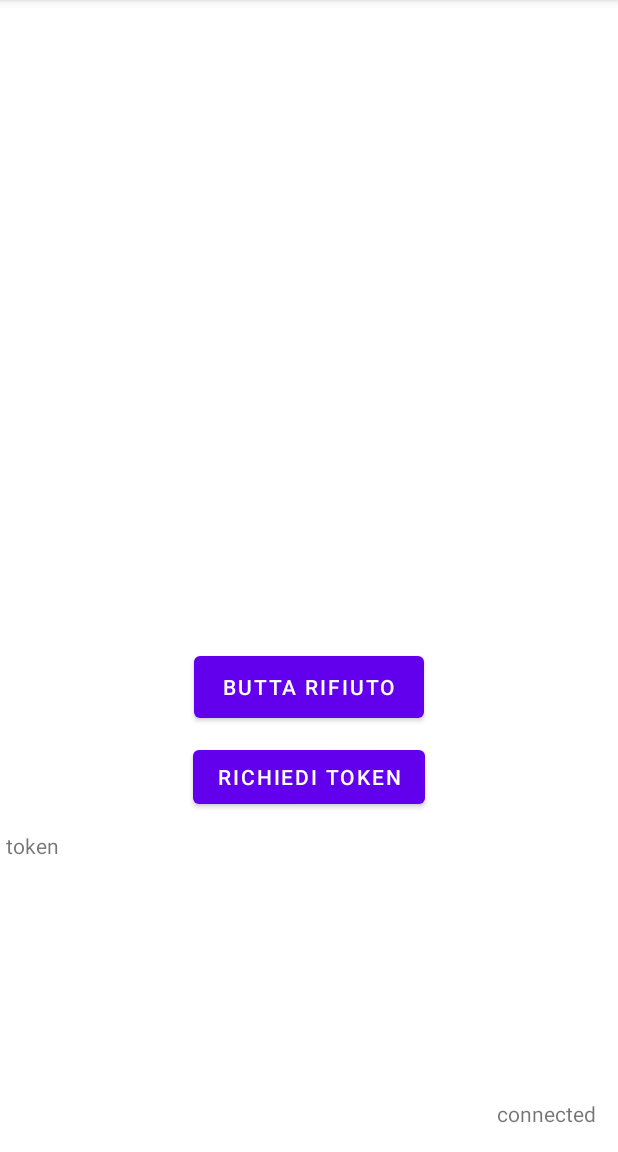
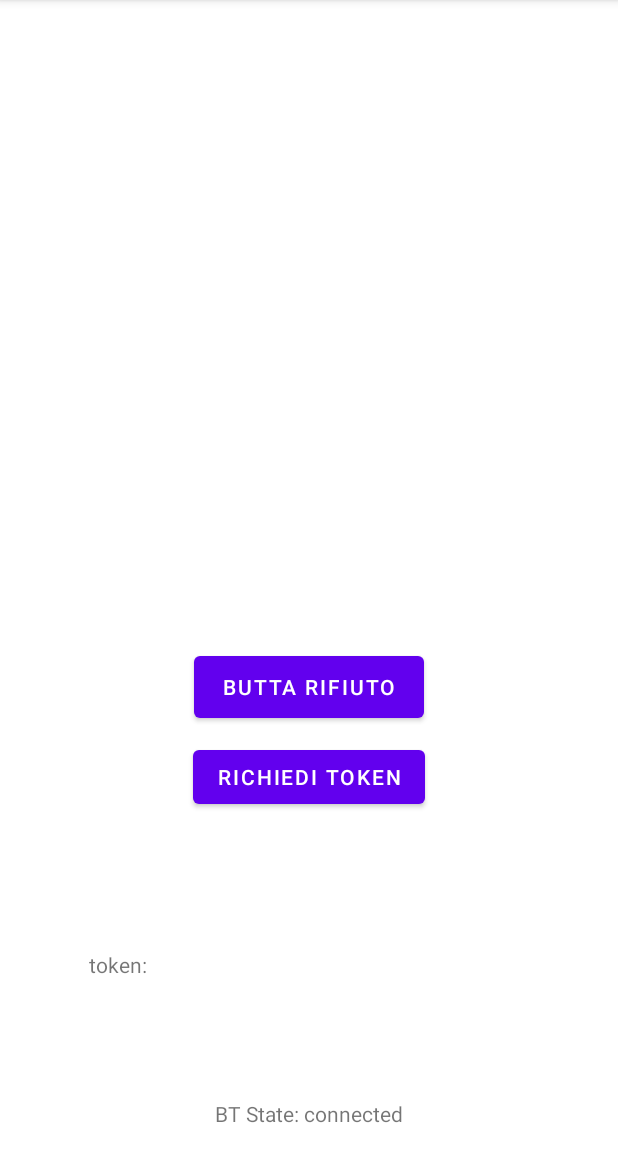
Before and after one commit to AndreaStefanini/SmartDumpster, an Android app: the screen it shows after launch (MainActivity), after a tap on "RICHIEDI TOKEN", on a phone screen of 412 x 824 dp, the part 84-1236 px from its top. Run offline under Robolectric (Android 15) with nearby library versions, the phone set to English and light mode, and no system bars; our stand-ins replace Volley; network calls fail; 6 statements that could not run were skipped.

Commit message:
app working fine, just need adjustment when rest server in online and functioning

```diff
--- a/src/sd-mobile-app/app/src/main/java/com/example/smartdumpster/MainActivity.java
+++ b/src/sd-mobile-app/app/src/main/java/com/example/smartdumpster/MainActivity.java
@@ -12,6 +12,7 @@ import android.content.Intent;
 
 import android.net.ConnectivityManager;
 import android.net.NetworkInfo;
+import android.net.wifi.p2p.WifiP2pManager;
 import android.os.Bundle;
 import android.provider.Settings;
 import android.view.View;
@@ -25,6 +26,7 @@ import com.android.volley.toolbox.Volley;
 
 import org.json.JSONException;
 
+import java.util.EventListener;
 import java.util.UUID;
 
 import unibo.btlib.BluetoothChannel;
@@ -59,6 +61,7 @@ public class MainActivity extends AppCompatActivity {
             startActivityForResult(new Intent(BluetoothAdapter.ACTION_REQUEST_ENABLE),1);
         }
         checkWifi();
+        token = findViewById(R.id.token);
 
     }
 
@@ -75,6 +78,11 @@ public class MainActivity extends AppCompatActivity {
         super.onStop();
 
     }
+
+    /**
+     *
+     * @param view
+     */
     public void GetToken(View view){
         RequestQueue requestQ = Volley.newRequestQueue(this);
         JsonObjectRequest objectRequest = new JsonObjectRequest(Request.Method.GET,"https://dummy.restapiexample.com/api/v1/employee/1", null,
@@ -93,15 +101,19 @@ public class MainActivity extends AppCompatActivity {
         //System.out.println(Token);
 
         btn = findViewById(R.id.throw_garbage);
-        btn.setClickable(true);
+        while(btChannel==null && token.getText().equals("")){
+
+        }
+        btn.setEnabled(true);
     }
 
     /**
-     *  this function uses the bluetooth channel to communicate
+     *  this function uses the bluetooth channel to communicate a token to the bluetooth module
      * @param view
      */
     public void ThrowGarbage(View view) {
         btChannel.sendMessage(Token);
+        btn.setEnabled(false);
     }
 
     public void checkWifi(){
@@ -125,17 +137,17 @@ public class MainActivity extends AppCompatActivity {
             @Override
             public void onConnectionActive(BluetoothChannel channel) {
                 TextView state = findViewById(R.id.btState);
-                state.setText("connected");
+                state.setText("BT State: connected");
                 btChannel = channel;
                 btChannel.registerListener(new RealBluetoothChannel.Listener(){
                     @Override
                     public void onMessageReceived(String receivedMessage){
-                        token.setText("");
+
                     }
 
                     @Override
                     public void onMessageSent(String sentMessage) {
-
+                        token.setText("");
                     }
                 });
             }
@@ -143,7 +155,7 @@ public class MainActivity extends AppCompatActivity {
             @Override
             public void onConnectionCanceled() {
                 TextView state = findViewById(R.id.btState);
-                state.setText("not connected");
+                state.setText("BT State: not connected");
             }
         }).execute();
     }
--- a/src/sd-mobile-app/app/src/main/res/layout/activity_main.xml
+++ b/src/sd-mobile-app/app/src/main/res/layout/activity_main.xml
@@ -8,18 +8,14 @@
 
     <TextView
         android:id="@+id/token"
-        android:layout_width="187dp"
-        android:layout_height="53dp"
-        android:layout_marginStart="106dp"
-        android:layout_marginTop="554dp"
-        android:layout_marginEnd="16dp"
-        android:layout_marginBottom="13dp"
-        app:layout_constraintBottom_toBottomOf="parent"
+        android:layout_width="161dp"
+        android:layout_height="35dp"
+        android:layout_marginTop="47dp"
+        android:layout_marginEnd="125dp"
+        android:layout_marginBottom="71dp"
+        app:layout_constraintBottom_toTopOf="@+id/btState"
         app:layout_constraintEnd_toEndOf="parent"
-        app:layout_constraintHorizontal_bias="0.0"
-        app:layout_constraintStart_toStartOf="parent"
-        app:layout_constraintTop_toTopOf="parent"
-        app:layout_constraintVertical_bias="0.0" />
+        app:layout_constraintTop_toBottomOf="@+id/request_token" />
 
     <Button
         android:id="@+id/request_token"
@@ -39,16 +35,15 @@
     <TextView
         android:id="@+id/textView"
         style="@style/AppTheme"
-        android:layout_width="wrap_content"
+        android:layout_width="59dp"
         android:layout_height="wrap_content"
-        android:layout_marginStart="4dp"
-        android:layout_marginTop="554dp"
-        android:layout_marginBottom="158dp"
+        android:layout_marginStart="62dp"
+        android:layout_marginEnd="10dp"
+        android:layout_marginBottom="115dp"
         android:text="@string/token"
         app:layout_constraintBottom_toBottomOf="parent"
-        app:layout_constraintStart_toStartOf="parent"
-        app:layout_constraintTop_toTopOf="parent"
-        app:layout_constraintVertical_bias="0.0" />
+        app:layout_constraintEnd_toStartOf="@+id/token"
+        app:layout_constraintStart_toStartOf="parent" />
 
     <Button
         android:id="@+id/throw_garbage"
@@ -59,6 +54,7 @@
         android:layout_marginEnd="129dp"
         android:layout_marginBottom="270dp"
         android:clickable="false"
+        android:enabled="false"
         android:onClick="ThrowGarbage"
         android:text="@string/throw_garbage"
         app:layout_constraintBottom_toBottomOf="parent"
@@ -70,8 +66,8 @@
         android:id="@+id/btState"
         android:layout_width="wrap_content"
         android:layout_height="wrap_content"
-        android:layout_marginStart="335dp"
-        android:layout_marginEnd="19dp"
+        android:layout_marginStart="131dp"
+        android:layout_marginEnd="131dp"
         android:layout_marginBottom="16dp"
         android:text="@string/btState"
         app:layout_constraintBottom_toBottomOf="parent"
--- a/src/sd-mobile-app/app/src/main/res/values/strings.xml
+++ b/src/sd-mobile-app/app/src/main/res/values/strings.xml
@@ -1,7 +1,7 @@
 <resources>
     <string name="app_name">SmartDumpster</string>
-    <string name="token">token</string>
+    <string name="token">token:</string>
     <string name="richiedi_token">richiedi token</string>
     <string name="throw_garbage">butta rifiuto</string>
-    <string name="btState">not connected</string>
+    <string name="btState">BT State: not connected</string>
 </resources>
```
